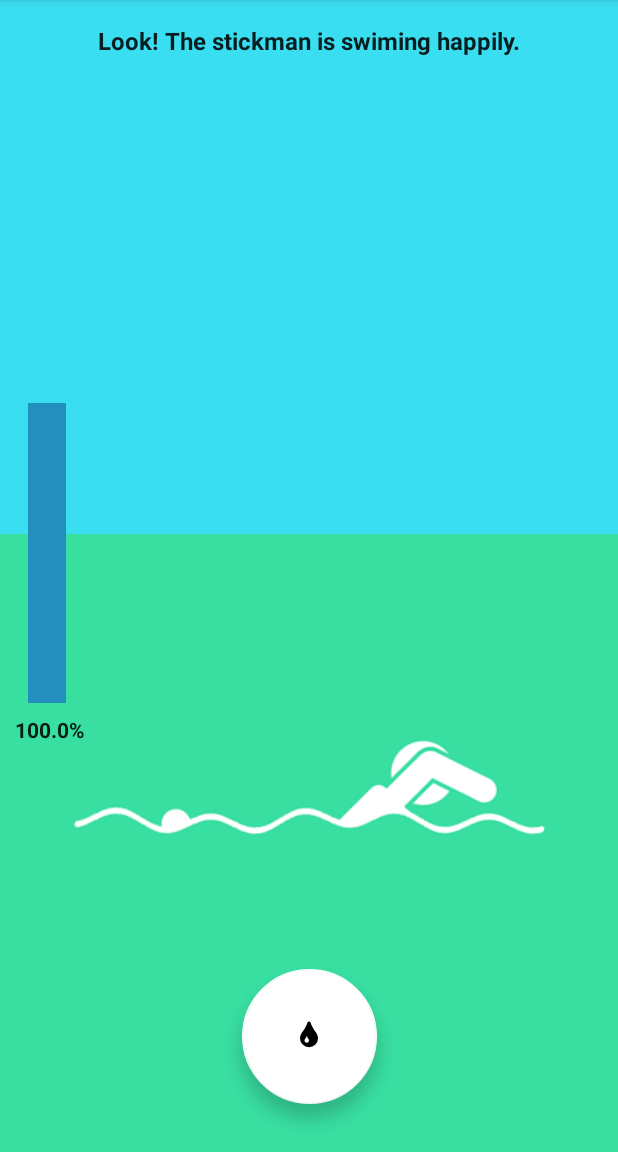
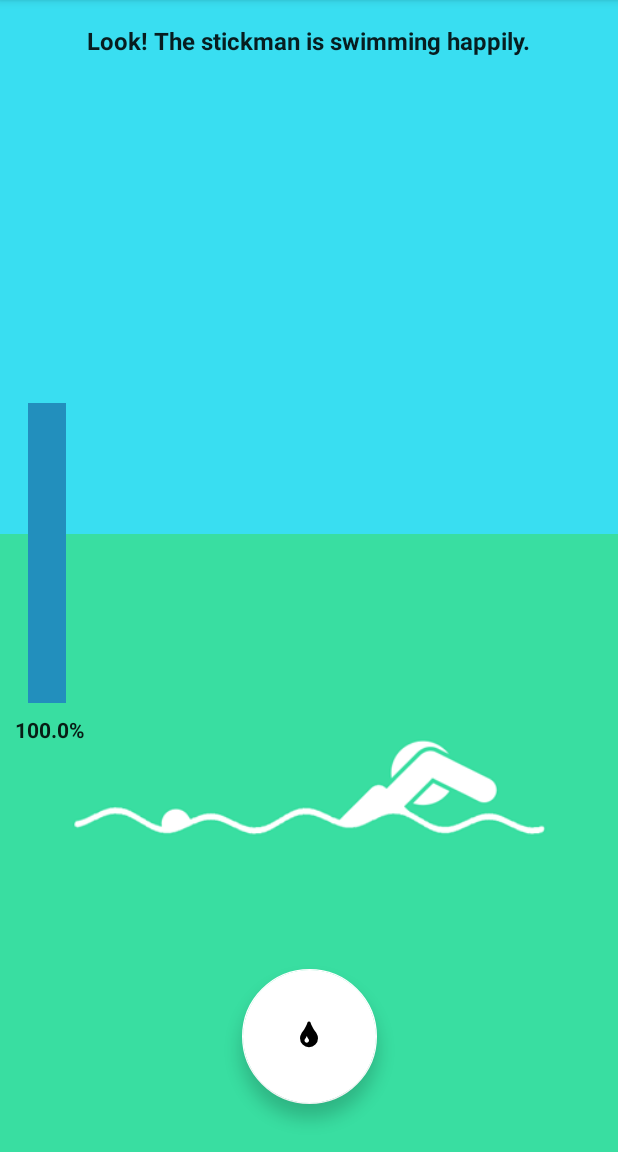
Before and after one commit to KirosC/No-Drink-No-Life, an Android app: the screen it shows after launch (MainActivity), on a phone screen of 412 x 824 dp, the part 84-1236 px from its top. Run offline under Robolectric (Android 15) with nearby library versions, the phone set to English and light mode, and no system bars; libraries missing offline, so code that uses them is left out: com.race604.drawable, uk.co.samuelwall; 9 statements that could not run were skipped.

Commit message:
Update translation

```diff
--- a/app/src/main/res/values/strings.xml
+++ b/app/src/main/res/values/strings.xml
@@ -41,7 +41,7 @@
     <string name="title_notification">Notification Interval</string>
     <string name="status_sink">Be careful! The stickman is sinking.\nDon\'t drink too much water.</string>
     <string name="status_rip">R.I.P.</string>
-    <string name="status_swim">Look! The stickman is swiming happily.</string>
+    <string name="status_swim">Look! The stickman is swimming happily.</string>
     <string name="status_thirsty">Look like the stickman needs some water...</string>
 
     <!-- Strings for AboutActivity -->
```
